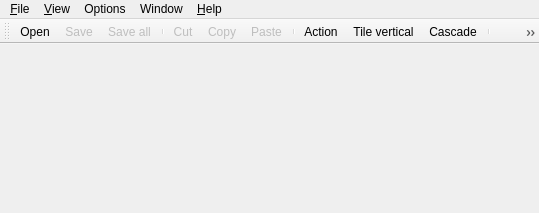
Qt form lavape/src/Lava_UI/cmainframe.ui (berkus/lavape) before a commit.
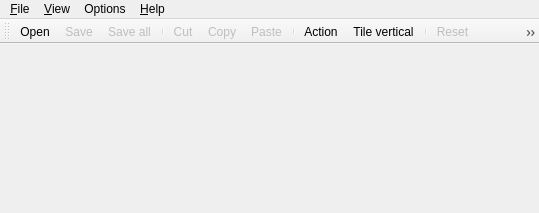
The same form after that commit. Icons and pictures are not drawn.

Diff of the .ui file:
```diff
--- a/lavape/src/Lava_UI/cmainframe.ui
+++ b/lavape/src/Lava_UI/cmainframe.ui
@@ -75,7 +75,6 @@
    <addaction name="separator" />
    <addaction name="tileHorizAction" />
    <addaction name="tileVerticAction" />
-   <addaction name="cascadeAction" />
    <addaction name="separator" />
    <addaction name="editUndoAction" />
    <addaction name="toggleCategoryAction" />
@@ -89,14 +88,6 @@
      <height>22</height>
     </rect>
    </property>
-   <widget class="QMenu" name="windowMenu" >
-    <property name="title" >
-     <string>Window</string>
-    </property>
-    <addaction name="tileHorizAction" />
-    <addaction name="tileVerticAction" />
-    <addaction name="cascadeAction" />
-   </widget>
    <widget class="QMenu" name="fileMenu" >
     <property name="title" >
      <string>&amp;File</string>
@@ -147,7 +138,6 @@
    <addaction name="fileMenu" />
    <addaction name="viewMenu" />
    <addaction name="Options" />
-   <addaction name="windowMenu" />
    <addaction name="helpMenu" />
   </widget>
   <action name="fileNewAction" >
```
Left out of the diff: 1 changed line with no effect on the pictures.
